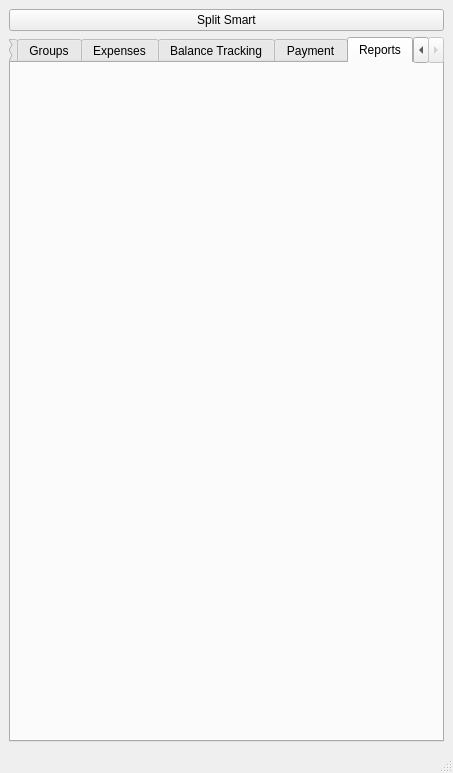
The window that split_smart/ui/ui_main.ui (kiryha/CIS566) describes before a commit, drawn with Qt 5.
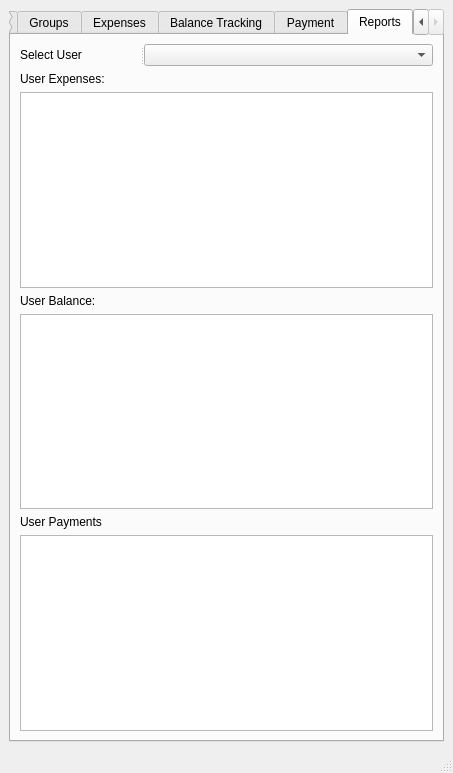
The same window after the commit. The open tabs and pages were chosen to show the change.

Commit message: setup report

Patch:
```diff
--- a/split_smart/ui/ui_main.ui
+++ b/split_smart/ui/ui_main.ui
@@ -15,13 +15,6 @@
   </property>
   <widget class="QWidget" name="centralwidget">
    <layout class="QVBoxLayout" name="verticalLayout">
-    <item>
-     <widget class="QPushButton" name="btnSplitSmart">
-      <property name="text">
-       <string>Split Smart</string>
-      </property>
-     </widget>
-    </item>
     <item>
      <widget class="QTabWidget" name="tabWidget">
       <property name="currentIndex">
@@ -586,6 +579,63 @@
        <attribute name="title">
         <string>Reports</string>
        </attribute>
+       <layout class="QVBoxLayout" name="verticalLayout_7">
+        <item>
+         <widget class="QSplitter" name="splitter_16">
+          <property name="orientation">
+           <enum>Qt::Horizontal</enum>
+          </property>
+          <widget class="QLabel" name="label_15">
+           <property name="minimumSize">
+            <size>
+             <width>120</width>
+             <height>0</height>
+            </size>
+           </property>
+           <property name="maximumSize">
+            <size>
+             <width>120</width>
+             <height>16777215</height>
+            </size>
+           </property>
+           <property name="text">
+            <string>Select User</string>
+           </property>
+          </widget>
+          <widget class="QComboBox" name="comUsersReport"/>
+         </widget>
+        </item>
+        <item>
+         <widget class="QLabel" name="label_16">
+          <property name="text">
+           <string>User Expenses:</string>
+          </property>
+         </widget>
+        </item>
+        <item>
+         <widget class="QTableView" name="tabReportExpenses"/>
+        </item>
+        <item>
+         <widget class="QLabel" name="label_17">
+          <property name="text">
+           <string>User Balance:</string>
+          </property>
+         </widget>
+        </item>
+        <item>
+         <widget class="QTableView" name="tabReportBalance"/>
+        </item>
+        <item>
+         <widget class="QLabel" name="label_18">
+          <property name="text">
+           <string>User Payments</string>
+          </property>
+         </widget>
+        </item>
+        <item>
+         <widget class="QTableView" name="tabReportPayments"/>
+        </item>
+       </layout>
       </widget>
      </widget>
     </item>
```
Left out of the diff: 38 changed lines with no effect on the pictures. The commit also changes 2 other files.
